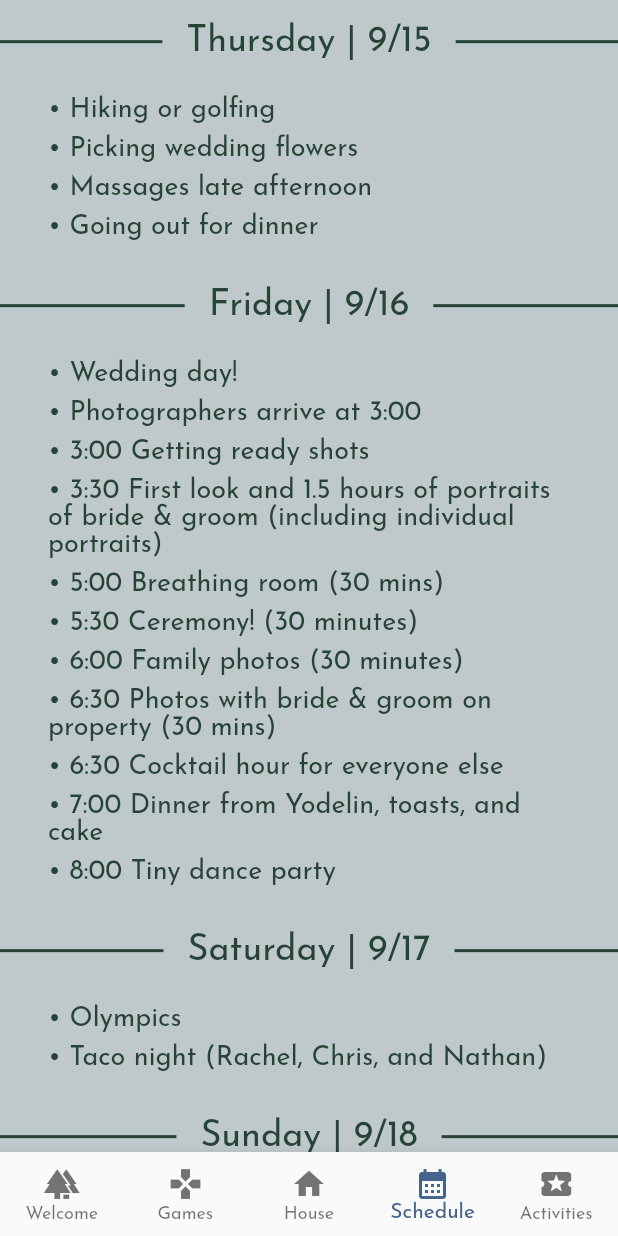
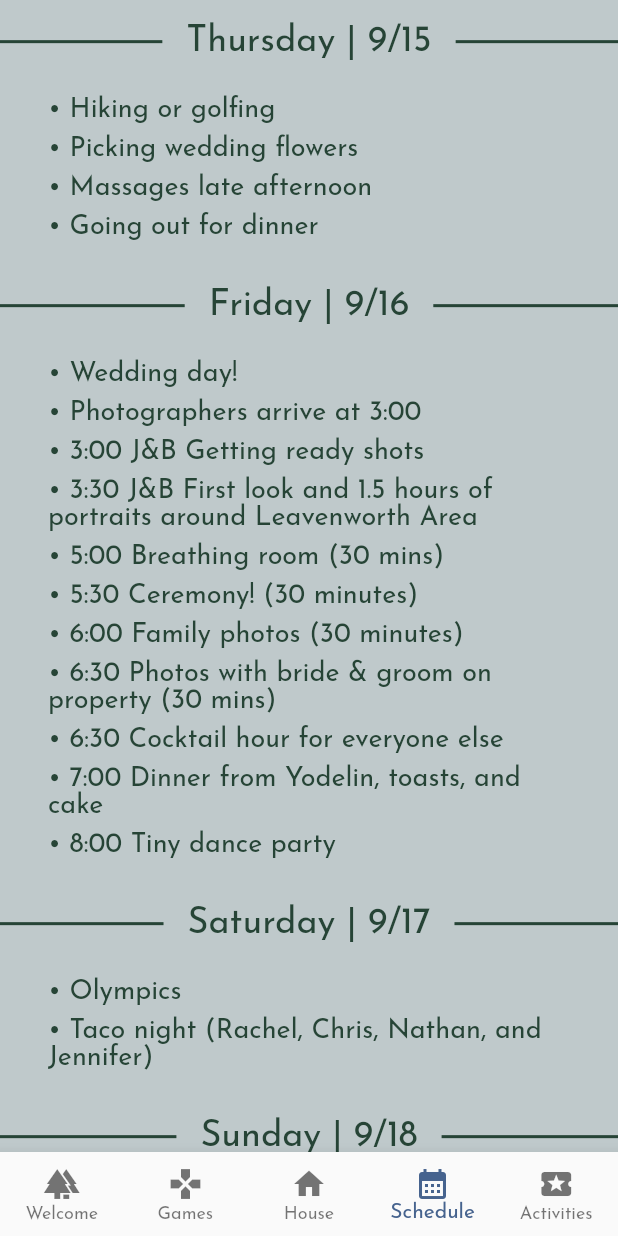
Before and after one commit to jeodell/wedding-bingo, a Flutter app: the Schedule screen opened by its route, scrolled down 1152 dp, on a phone screen of 412 x 824 dp. Run offline on Flutter 3.47's test engine with Material 2 defaults, Android fonts, the phone set to English and light mode, and no system bars; our stand-ins replace auto_route, confetti, lottie, shared_preferences; accounts and stored records are empty.

Commit message:
Updating schedule and house for Jenn and change of plans

```diff
--- a/lib/house/house.dart
+++ b/lib/house/house.dart
@@ -299,7 +299,7 @@
             "Jared & Lindsey: Quail's Egg",
             "Amanda & Derek: Murphy's Run",
             'Rachel & Chris: Covey Suite',
-            'Nathan: 4-bunk'
+            'Nathan & Jennifer: 4-bunk'
           ])
         ],
       ),
--- a/lib/schedule/schedule.dart
+++ b/lib/schedule/schedule.dart
@@ -140,7 +140,7 @@
               _buildHeaderWithDivider('Wednesday | 9/14', WeddingColors.pine),
               _buildDailySchedule(
                 <String>[
-                  '\u2022 Lake Chelan boat rental',
+                  '\u2022 Kayaking on Lake Wenatchee',
                   '\u2022 Ohme Gardens',
                   '\u2022 Shawarma for dinner (Jared, Lindsey, J, and B)',
                 ],
@@ -161,8 +161,8 @@
                 <String>[
                   '\u2022 Wedding day!',
                   '\u2022 Photographers arrive at 3:00',
-                  '\u2022 3:00 Getting ready shots',
-                  '\u2022 3:30 First look and 1.5 hours of portraits of bride & groom (including individual portraits)',
+                  '\u2022 3:00 J&B Getting ready shots',
+                  '\u2022 3:30 J&B First look and 1.5 hours of portraits around Leavenworth Area',
                   '\u2022 5:00 Breathing room (30 mins)',
                   '\u2022 5:30 Ceremony! (30 minutes)',
                   '\u2022 6:00 Family photos (30 minutes)',
@@ -177,7 +177,7 @@
               _buildDailySchedule(
                 <String>[
                   '\u2022 Olympics',
-                  '\u2022 Taco night (Rachel, Chris, and Nathan)',
+                  '\u2022 Taco night (Rachel, Chris, Nathan, and Jennifer)',
                 ],
               ),
               buildSpacer(),
--- a/pubspec.yaml
+++ b/pubspec.yaml
@@ -3,7 +3,7 @@
 
 publish_to: 'none'
 
-version: 0.5.0+10
+version: 0.6.0+11
 
 environment:
   sdk: '>=2.17.0 <3.0.0'
```
